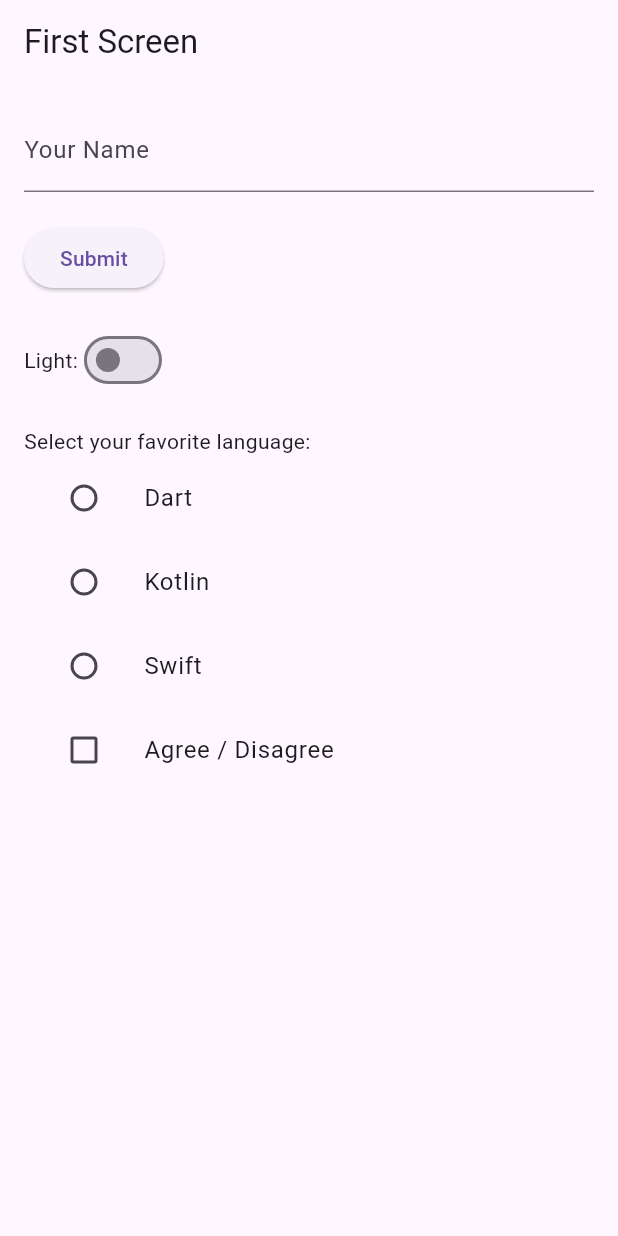
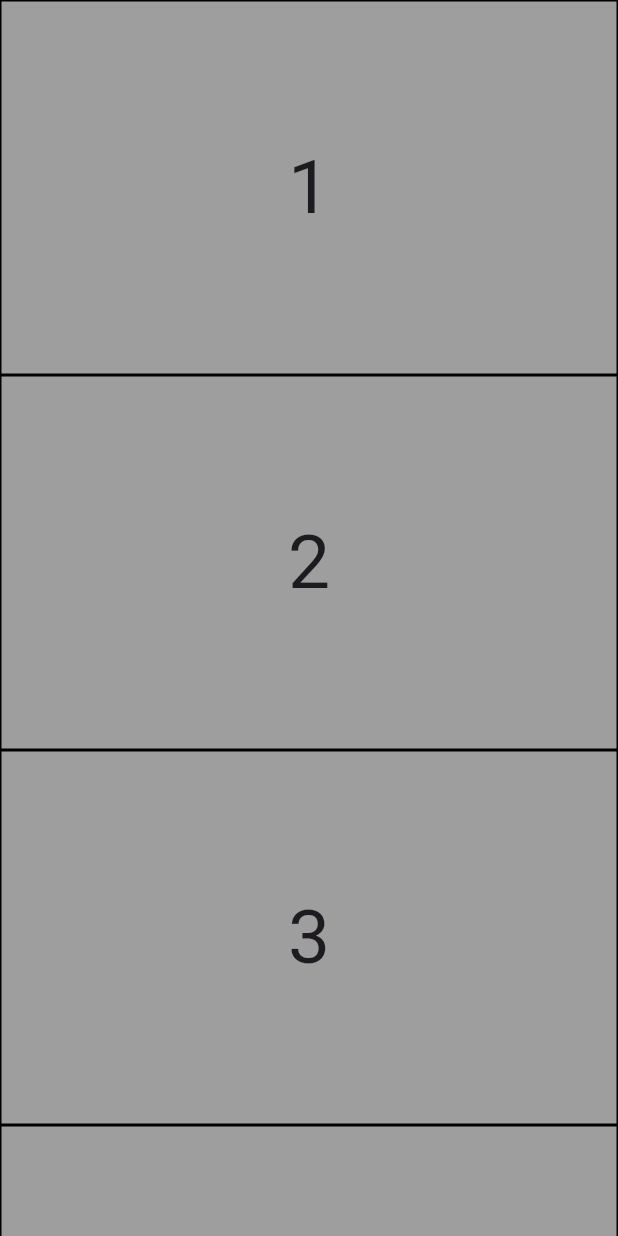
Before and after one commit to Haikalimanf/Belajar_Flutter, a Flutter app: the screen it shows after launch, on a phone screen of 412 x 824 dp. Run offline on Flutter 3.47's test engine with Material 3 defaults, Android fonts, the phone set to English and light mode, and no system bars.

Commit message:
Menambahkan project list view

```diff
--- a/lib/main.dart
+++ b/lib/main.dart
@@ -12,159 +12,36 @@
     return MaterialApp(
       title: 'First Screen',
       theme: ThemeData(primarySwatch: Colors.blue),
-      home: const FirstScreen(),
+      home: ScrollingScreen(),
     );
   }
 }
 
-class FirstScreen extends StatefulWidget {
-  const FirstScreen({super.key});
+class ScrollingScreen extends StatelessWidget {
+  final List<int> numberList = [1, 2, 3, 4, 5, 6, 7, 8, 9, 10];
 
-  @override
-  State<FirstScreen> createState() => _FirstScreenState();
-}
-
-class _FirstScreenState extends State<FirstScreen> {
-  final TextEditingController _controller = TextEditingController();
-  bool lightOn = false;
-  String? language;
-  bool agree = false;
-
-  @override
-  void dispose() {
-    _controller.dispose();
-    super.dispose();
-  }
-
-  void _showSnackBar(String message) {
-    ScaffoldMessenger.of(context).hideCurrentSnackBar();
-    ScaffoldMessenger.of(context).showSnackBar(
-      SnackBar(
-        content: Text(message),
-        duration: const Duration(seconds: 1),
-      ),
-    );
-  }
+  ScrollingScreen({super.key});
 
   @override
   Widget build(BuildContext context) {
     return Scaffold(
-      appBar: AppBar(
-        title: const Text('First Screen'),
-      ),
-      body: Padding(
-        padding: const EdgeInsets.all(16.0),
-        child: Column(
-          crossAxisAlignment: CrossAxisAlignment.start,
-          children: [
-            TextField(
-              controller: _controller,
-              decoration: const InputDecoration(
-                hintText: 'Write your name here...',
-                labelText: 'Your Name',
+      body: ListView.builder(
+        itemCount: numberList.length,
+        itemBuilder: (BuildContext context, int index) {
+          return Container(
+            height: 250,
+            decoration: BoxDecoration(
+              color: Colors.grey,
+              border: Border.all(color: Colors.black),
+            ),
+            child: Center(
+              child: Text(
+                '${numberList[index]}',
+                style: const TextStyle(fontSize: 50),
               ),
             ),
-            const SizedBox(height: 20),
-            ElevatedButton(
-              onPressed: () {
-                if (_controller.text.isNotEmpty) {
-                  showDialog(
-                    context: context,
-                    builder: (context) {
-                      return AlertDialog(
-                        title: const Text('Welcome'),
-                        content: Text('Hello, ${_controller.text}'),
-                        actions: [
-                          TextButton(
-                            onPressed: () {
-                              Navigator.pop(context);
-                            },
-                            child: const Text('OK'),
-                          ),
-                        ],
-                      );
-                    },
-                  );
-                } else {
-                  _showSnackBar('Please enter your name!');
-                }
-              },
-              child: const Text('Submit'),
-            ),
-            const SizedBox(height: 20),
-            Row(
-              children: [
-                const Text('Light:'),
-                Switch(
-                  value: lightOn,
-                  onChanged: (bool value) {
-                    setState(() {
-                      lightOn = value;
-                    });
-                    _showSnackBar(lightOn ? 'Light On' : 'Light Off');
-                  },
-                ),
-              ],
-            ),
-            const SizedBox(height: 20),
-            const Text('Select your favorite language:'),
-            Column(
-              children: [
-                ListTile(
-                  leading: Radio<String>(
-                    value: 'Dart',
-                    groupValue: language,
-                    onChanged: (String? value) {
-                      setState(() {
-                        language = value;
-                      });
-                      _showSnackBar('$language selected');
-                    },
-                  ),
-                  title: const Text('Dart'),
-                ),
-                ListTile(
-                  leading: Radio<String>(
-                    value: 'Kotlin',
-                    groupValue: language,
-                    onChanged: (String? value) {
-                      setState(() {
-                        language = value;
-                      });
-                      _showSnackBar('$language selected');
-                    },
-                  ),
-                  title: const Text('Kotlin'),
-                ),
-                ListTile(
-                  leading: Radio<String>(
-                    value: 'Swift',
-                    groupValue: language,
-                    onChanged: (String? value) {
-                      setState(() {
-                        language = value;
-                      });
-                      _showSnackBar('$language selected');
-                    },
-                  ),
-                  title: const Text('Swift'),
-                ),
-                ListTile(
-                  leading: Checkbox(
-                    value: agree,
-                    onChanged: (bool? value) {
-                      setState(() {
-                        agree = value!;
-                      });
-                      _showSnackBar('Apakah setujuh? $agree ');
-                    },
-                  ),
-                  title: const Text('Agree / Disagree'),
-                ),
-              ],
-            ),
-          ],
-        ),
+          );
+        },
       ),
     );
   }
```
